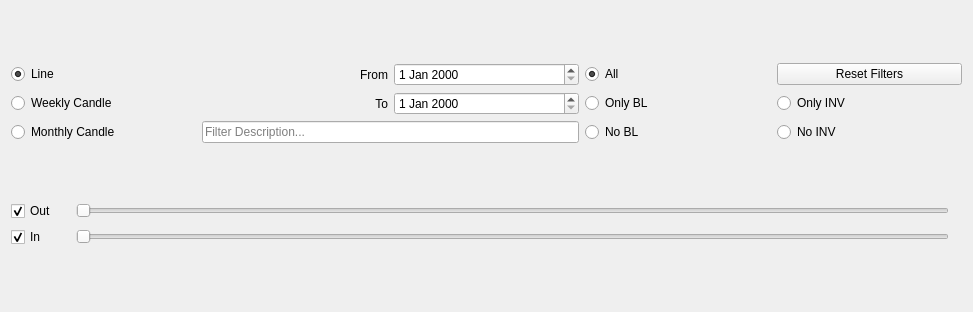
pbertoni89/piggy-bank, file piggy_bank/ui/filter_tools.ui: the form before one commit.
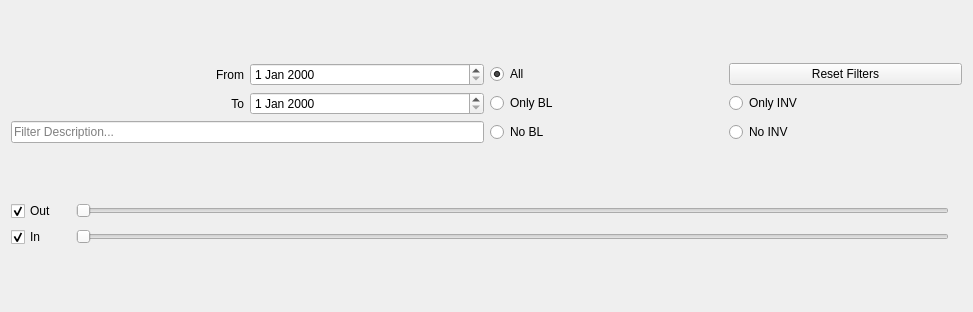
The form after the commit. Custom widgets are drawn as their Qt base class.

Commit message: New Plots tab with Line, Hists, Candles. Bugfixed blacklist loading and minor stuff

```diff
--- a/piggy_bank/ui/filter_tools.ui
+++ b/piggy_bank/ui/filter_tools.ui
@@ -16,76 +16,30 @@
   <layout class="QVBoxLayout" name="verticalLayout">
    <item>
     <layout class="QGridLayout" name="gridLayout">
-     <item row="1" column="2">
-      <widget class="QDateEdit" name="qde_end"/>
-     </item>
-     <item row="0" column="0">
-      <widget class="QRadioButton" name="qrb_plot_line">
+     <item row="2" column="3">
+      <widget class="QRadioButton" name="qrb_bl_no">
        <property name="text">
-        <string>Line</string>
-       </property>
-       <property name="checked">
-        <bool>true</bool>
+        <string>No BL</string>
        </property>
        <attribute name="buttonGroup">
         <string notr="true">bg_plots</string>
        </attribute>
       </widget>
      </item>
-     <item row="0" column="2">
-      <widget class="QDateEdit" name="qde_start"/>
-     </item>
-     <item row="1" column="1">
-      <widget class="QLabel" name="label_2">
+     <item row="2" column="4">
+      <widget class="QRadioButton" name="qrb_inv_no">
        <property name="text">
-        <string>To</string>
+        <string>No INV</string>
        </property>
-       <property name="alignment">
-        <set>Qt::AlignmentFlag::AlignRight|Qt::AlignmentFlag::AlignTrailing|Qt::AlignmentFlag::AlignVCenter</set>
-       </property>
+       <attribute name="buttonGroup">
+        <string notr="true">bg_filter</string>
+       </attribute>
       </widget>
      </item>
      <item row="0" column="1">
-      <widget class="QLabel" name="label">
-       <property name="text">
-        <string>From</string>
-       </property>
-       <property name="alignment">
-        <set>Qt::AlignmentFlag::AlignRight|Qt::AlignmentFlag::AlignTrailing|Qt::AlignmentFlag::AlignVCenter</set>
-       </property>
-      </widget>
+      <widget class="QDateEdit" name="qde_start"/>
      </item>
-     <item row="1" column="4">
-      <widget class="QRadioButton" name="qrb_bl_only">
-       <property name="text">
-        <string>Only BL</string>
-       </property>
-       <attribute name="buttonGroup">
-        <string notr="true">bg_filter</string>
-       </attribute>
-      </widget>
-     </item>
-     <item row="1" column="0">
-      <widget class="QRadioButton" name="qrb_plot_candle_w">
-       <property name="text">
-        <string>Weekly Candle</string>
-       </property>
-       <attribute name="buttonGroup">
-        <string notr="true">bg_plots</string>
-       </attribute>
-      </widget>
-     </item>
-     <item row="2" column="0">
-      <widget class="QRadioButton" name="qrb_plot_candle_m">
-       <property name="text">
-        <string>Monthly Candle</string>
-       </property>
-       <attribute name="buttonGroup">
-        <string notr="true">bg_plots</string>
-       </attribute>
-      </widget>
-     </item>
-     <item row="2" column="1" colspan="2">
+     <item row="2" column="0" colspan="2">
       <widget class="QLineEdit" name="qle_description">
        <property name="placeholderText">
         <string>Filter Description...</string>
@@ -93,6 +47,23 @@
       </widget>
      </item>
      <item row="0" column="4">
+      <widget class="QPushButton" name="qpb_reset">
+       <property name="text">
+        <string>Reset Filters</string>
+       </property>
+      </widget>
+     </item>
+     <item row="1" column="3">
+      <widget class="QRadioButton" name="qrb_bl_only">
+       <property name="text">
+        <string>Only BL</string>
+       </property>
+       <attribute name="buttonGroup">
+        <string notr="true">bg_filter</string>
+       </attribute>
+      </widget>
+     </item>
+     <item row="0" column="3">
       <widget class="QRadioButton" name="qrb_all">
        <property name="text">
         <string>All</string>
@@ -105,17 +76,30 @@
        </attribute>
       </widget>
      </item>
-     <item row="2" column="4">
-      <widget class="QRadioButton" name="qrb_bl_no">
+     <item row="1" column="0">
+      <widget class="QLabel" name="label_2">
        <property name="text">
-        <string>No BL</string>
+        <string>To</string>
        </property>
-       <attribute name="buttonGroup">
-        <string notr="true">bg_filter</string>
-       </attribute>
+       <property name="alignment">
+        <set>Qt::AlignmentFlag::AlignRight|Qt::AlignmentFlag::AlignTrailing|Qt::AlignmentFlag::AlignVCenter</set>
+       </property>
       </widget>
      </item>
-     <item row="1" column="5">
+     <item row="0" column="0">
+      <widget class="QLabel" name="label">
+       <property name="text">
+        <string>From</string>
+       </property>
+       <property name="alignment">
+        <set>Qt::AlignmentFlag::AlignRight|Qt::AlignmentFlag::AlignTrailing|Qt::AlignmentFlag::AlignVCenter</set>
+       </property>
+      </widget>
+     </item>
+     <item row="1" column="1">
+      <widget class="QDateEdit" name="qde_end"/>
+     </item>
+     <item row="1" column="4">
       <widget class="QRadioButton" name="qrb_inv_only">
        <property name="text">
         <string>Only INV</string>
@@ -125,23 +109,6 @@
        </attribute>
       </widget>
      </item>
-     <item row="2" column="5">
-      <widget class="QRadioButton" name="qrb_inv_no">
-       <property name="text">
-        <string>No INV</string>
-       </property>
-       <attribute name="buttonGroup">
-        <string notr="true">bg_filter</string>
-       </attribute>
-      </widget>
-     </item>
-     <item row="0" column="5">
-      <widget class="QPushButton" name="qpb_reset">
-       <property name="text">
-        <string>Reset Filters</string>
-       </property>
-      </widget>
-     </item>
     </layout>
    </item>
    <item>
```
Left out of the diff: 2 changed lines with no effect on the pictures. The commit also changes 3 other files.
